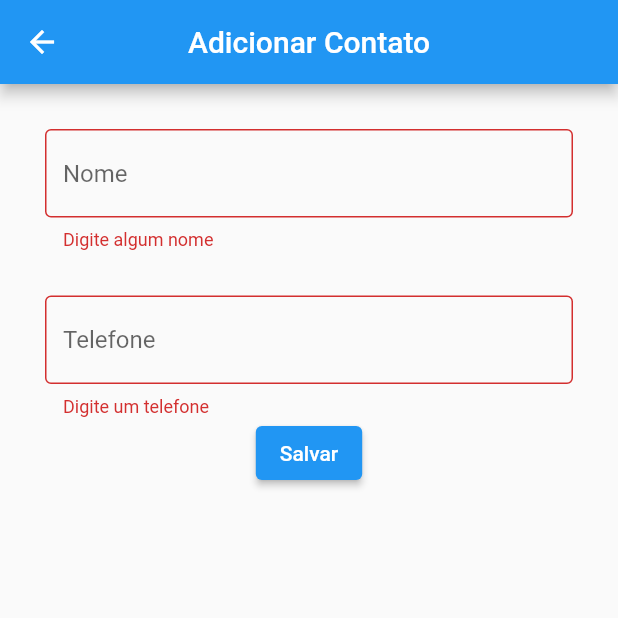
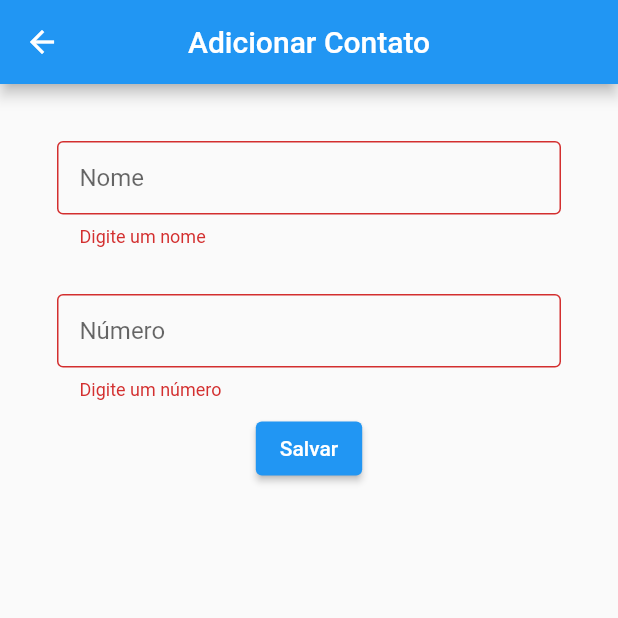
Before and after one commit to lucas-militao/Vaga-Mobile--I-ou-II--Atividade-Tecnica, a Flutter app: the ContactCreation screen opened by its route, after a tap on "Salvar", on a phone screen of 412 x 824 dp, the top half of it. Run offline on Flutter 3.47's test engine with Material 2 defaults, Android fonts, the phone set to English and light mode, and no system bars; our stand-ins replace contacts_service; missing offline and left inert: appbar_textfield.

```diff
--- a/lib/globals.dart
+++ b/lib/globals.dart
@@ -2,4 +2,4 @@ import 'package:contacts_service/contacts_service.dart';
 
 List<Contact> contacts = [];
 List<Contact> contactsFiltered = [];
-Contact contact;
+Contact selectedContact;
--- a/lib/layout/contact_creation.dart
+++ b/lib/layout/contact_creation.dart
@@ -1,4 +1,6 @@
 import 'package:agenda/globals.dart';
+import 'package:agenda/widgets/my_contact_creation_form.dart';
+import 'package:agenda/widgets/my_text_field.dart';
 import 'package:contacts_service/contacts_service.dart';
 import 'package:flutter/cupertino.dart';
 import 'package:flutter/material.dart';
@@ -11,12 +13,8 @@ class ContactCreation extends StatefulWidget {
 class _ContactCreationState extends State<ContactCreation> {
   final _formKey = GlobalKey<FormState>();
 
-  String name = '';
-  String number = '';
-
   @override
   Widget build(BuildContext context) {
-
     final _contactNumber = TextEditingController();
     final _contactName = TextEditingController();
 
@@ -25,55 +23,11 @@ class _ContactCreationState extends State<ContactCreation> {
           centerTitle: true,
           title: Text('Adicionar Contato'),
         ),
-        body: Form(
-          key: _formKey,
-          child: Column(
-            children: [
-              Padding(
-                padding: EdgeInsets.all(30),
-                child: Column(
-                  children: [
-                    TextFormField(
-                      controller: _contactName,
-                      decoration: InputDecoration(
-                          hintText: 'Nome', border: OutlineInputBorder()),
-                      validator: (value) {
-                        if (value.isEmpty) {
-                          return 'Digite algum nome';
-                        }
-                      },
-                    ),
-                    SizedBox(
-                      height: 30,
-                    ),
-                    TextFormField(
-                      controller: _contactNumber,
-                      decoration: InputDecoration(
-                          hintText: 'Telefone', border: OutlineInputBorder()),
-                      keyboardType: TextInputType.number,
-                      validator: (value) {
-                        if (value.isEmpty) {
-                          return 'Digite um telefone';
-                        }
-                      },
-                    ),
-                    ElevatedButton(
-                      onPressed: () {
-                        if (_formKey.currentState.validate()) {
-                          Contact contact = Contact(
-                            displayName: _contactName.text,
-                            phones: [Item(value: _contactNumber.text)]);
-                            contacts.add(contact);
-                          Navigator.pushNamedAndRemoveUntil(context, "/home", (r) => false);
-                        }
-                      },
-                      child: Text('Salvar'),
-                    ),
-                  ],
-                ),
-              ),
-            ],
-          ),
-        ));
+        body: MyContactCreationForm(
+          formKey: _formKey,
+          nameFieldController: _contactName,
+          numberFieldController: _contactNumber,
+        )
+    );
   }
 }
--- /dev/null
+++ b/lib/widgets/my_contact_creation_form.dart
@@ -0,0 +1,67 @@
+import 'package:agenda/widgets/my_text_field.dart';
+import 'package:contacts_service/contacts_service.dart';
+import 'package:flutter/cupertino.dart';
+import 'package:flutter/material.dart';
+
+import '../globals.dart';
+
+class MyContactCreationForm extends StatelessWidget {
+  final GlobalKey<FormState> formKey;
+  final TextEditingController nameFieldController;
+  final TextEditingController numberFieldController;
+
+  const MyContactCreationForm(
+      {Key key,
+      this.nameFieldController,
+      this.numberFieldController,
+      this.formKey})
+      : super(key: key);
+
+  @override
+  Widget build(BuildContext context) {
+    return Form(
+      key: formKey,
+      child: Padding(
+        padding: const EdgeInsets.all(30.0),
+        child: Column(
+          children: [
+            MyTextField(
+              controller: nameFieldController,
+              hintText: 'Nome',
+              validator: (value) {
+                if (value.isEmpty) {
+                  return 'Digite um nome';
+                }
+              },
+            ),
+            SizedBox(
+              height: 15,
+            ),
+            MyTextField(
+              controller: numberFieldController,
+              hintText: 'Número',
+              validator: (value) {
+                if (value.isEmpty) {
+                  return 'Digite um número';
+                }
+              },
+            ),
+            ElevatedButton(
+                onPressed: () {
+                  if (formKey.currentState.validate()) {
+                    Contact newContact = Contact(
+                        displayName: nameFieldController.text,
+                        phones: [Item(value: numberFieldController.text)]);
+                    contacts.add(newContact);
+                    print(newContact.displayName);
+                    Navigator.pushNamedAndRemoveUntil(
+                        context, "/home", (r) => false);
+                  }
+                },
+                child: Text('Salvar'))
+          ],
+        ),
+      ),
+    );
+  }
+}
--- a/lib/widgets/my_text_form_field.DART
+++ b/lib/widgets/my_text_field.dart
@@ -1,18 +1,20 @@
-import 'package:flutter/cupertino.dart';
 import 'package:flutter/material.dart';
 
-class MyTextFormField extends StatelessWidget {
+class MyTextField extends StatelessWidget {
   final String hintText;
   final Function validator;
   final bool isNumber;
   final Function onSaved;
+  final TextEditingController controller;
 
-MyTextFormField({
-    this.hintText,
+  const MyTextField({
+    Key key,
+    this.hintText = '',
     this.validator,
+    this.isNumber = false,
     this.onSaved,
-    this.isNumber = false,
-  });
+    this.controller,
+  }) : super(key: key);
 
   @override
   Widget build(BuildContext context) {
@@ -22,13 +24,12 @@ MyTextFormField({
         decoration: InputDecoration(
           hintText: hintText,
           contentPadding: EdgeInsets.all(15.0),
-          border: InputBorder.none,
-          filled: true,
-          fillColor: Colors.grey[200],
+          border: OutlineInputBorder(),
         ),
         validator: validator,
         onSaved: onSaved,
         keyboardType: isNumber ? TextInputType.number : TextInputType.text,
+        controller: controller,
       ),
     );
   }
```
Also changed, not shown: lib/layout/contact_info.dart (+31 -7 lines), lib/layout/contact_list.dart (+9 -19 lines), lib/widgets/my_contact_change_form.dart (added, +37 -0 lines), lib/widgets/my_contact_info_container.dart (added, +41 -0 lines), lib/widgets/my_contact_item.dart (added, +44 -0 lines), lib/widgets/my_text_label.dart (added, +23 -0 lines).
